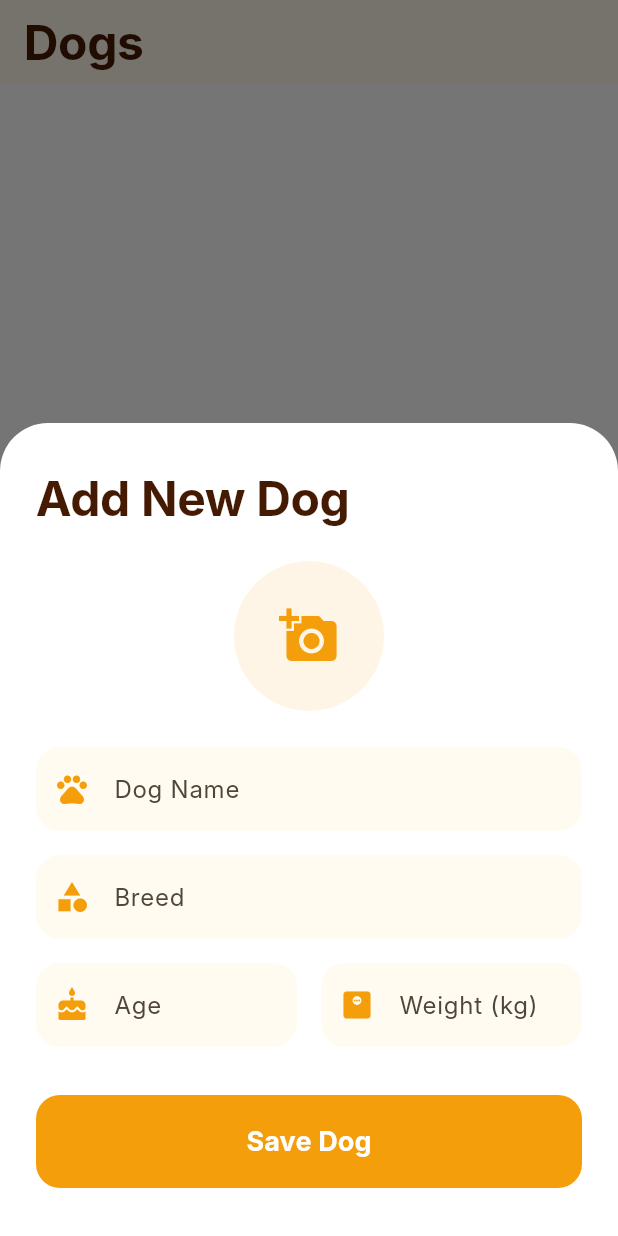
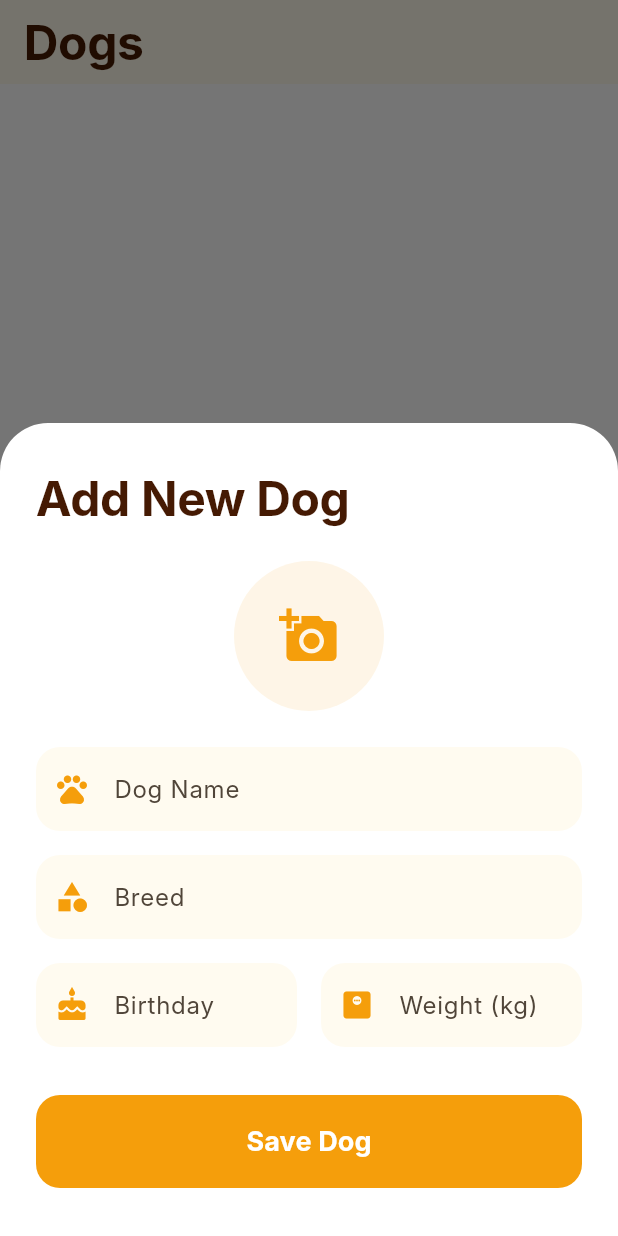
Before and after one commit to FinleyCox/PawTrails, a Flutter app: the screen it shows after launch, item 2 of the bottom bar chosen, after a tap on the "add" icon, on a phone screen of 412 x 824 dp. Run offline on Flutter 3.47's test engine with Material 3 defaults, Android fonts, the phone set to English and light mode, and no system bars; our stand-ins replace flutter_map, image_picker, latlong2, location, shared_preferences; Roboto replaces fonts that are missing (Inter).

Commit message:
add: rate app, birthday of dogs

```diff
--- a/paw_trails/lib/main.dart
+++ b/paw_trails/lib/main.dart
@@ -472,6 +472,7 @@ class _HomeScreenState extends State<HomeScreen> {
                     'Pavement: ${(_convertTemp(weather.floorTemperature, appState.isMetric)).toStringAsFixed(1)}°${appState.isMetric ? 'C' : 'F'} / Air: ${(_convertTemp(weather.temperature, appState.isMetric)).toStringAsFixed(1)}°${appState.isMetric ? 'C' : 'F'}',
                     style: TextStyle(
                       color: isHot ? Colors.red[700] : Colors.green[700],
+                      fontSize: 13,
                     ),
                   ),
                 ],
@@ -601,7 +602,7 @@ class DogsScreen extends StatelessWidget {
                                   ),
                                 ),
                                 Text(
-                                  '${dog.breed} • ${dog.age} years old',
+                                  '${dog.breed} • ${dog.ageString}',
                                   style: TextStyle(color: Colors.grey[600]),
                                 ),
                                 const SizedBox(height: 8),
@@ -628,14 +629,52 @@ class DogsScreen extends StatelessWidget {
                               ],
                             ),
                           ),
-                          IconButton(
+                          PopupMenuButton<String>(
                             icon: const Icon(
-                              Icons.delete_outline,
+                              Icons.more_vert,
                               color: Colors.grey,
                             ),
-                            onPressed: () {
-                              _showDeleteConfirmation(context, appState, dog);
+                            onSelected: (value) {
+                              if (value == 'edit') {
+                                showModalBottomSheet(
+                                  context: context,
+                                  isScrollControlled: true,
+                                  backgroundColor: Colors.transparent,
+                                  builder: (context) => DogFormModal(dog: dog),
+                                );
+                              } else if (value == 'delete') {
+                                _showDeleteConfirmation(context, appState, dog);
+                              }
                             },
+                            itemBuilder: (context) => [
+                              const PopupMenuItem(
+                                value: 'edit',
+                                child: Row(
+                                  children: [
+                                    Icon(Icons.edit, size: 20),
+                                    SizedBox(width: 8),
+                                    Text('Edit profile'),
+                                  ],
+                                ),
+                              ),
+                              const PopupMenuItem(
+                                value: 'delete',
+                                child: Row(
+                                  children: [
+                                    Icon(
+                                      Icons.delete_outline,
+                                      size: 20,
+                                      color: Colors.red,
+                                    ),
+                                    SizedBox(width: 8),
+                                    Text(
+                                      'Delete dog',
+                                      style: TextStyle(color: Colors.red),
+                                    ),
+                                  ],
+                                ),
+                              ),
+                            ],
                           ),
                         ],
                       ),
@@ -686,25 +725,38 @@ class DogsScreen extends StatelessWidget {
       context: context,
       isScrollControlled: true,
       backgroundColor: Colors.transparent,
-      builder: (context) => const AddDogModal(),
+      builder: (context) => const DogFormModal(),
     );
   }
 }
 
-class AddDogModal extends StatefulWidget {
-  const AddDogModal({super.key});
+class DogFormModal extends StatefulWidget {
+  final Dog? dog;
+  const DogFormModal({super.key, this.dog});
 
   @override
-  State<AddDogModal> createState() => _AddDogModalState();
+  State<DogFormModal> createState() => _DogFormModalState();
 }
 
-class _AddDogModalState extends State<AddDogModal> {
+class _DogFormModalState extends State<DogFormModal> {
   final _formKey = GlobalKey<FormState>();
-  final _nameController = TextEditingController();
-  final _breedController = TextEditingController();
-  final _ageController = TextEditingController();
-  final _weightController = TextEditingController();
+  late TextEditingController _nameController;
+  late TextEditingController _breedController;
+  late TextEditingController _weightController;
+  DateTime? _selectedBirthday;
   String? _photoPath;
+
+  @override
+  void initState() {
+    super.initState();
+    _nameController = TextEditingController(text: widget.dog?.name ?? '');
+    _breedController = TextEditingController(text: widget.dog?.breed ?? '');
+    _weightController = TextEditingController(
+      text: widget.dog?.weight.toString() ?? '',
+    );
+    _selectedBirthday = widget.dog?.birthday;
+    _photoPath = widget.dog?.photoPath;
+  }
 
   Future<void> _pickImage() async {
     final picker = ImagePicker();
@@ -712,6 +764,20 @@ class _AddDogModalState extends State<AddDogModal> {
     if (image != null) {
       setState(() {
         _photoPath = image.path;
+      });
+    }
+  }
+
+  Future<void> _selectBirthday() async {
+    final picked = await showDatePicker(
+      context: context,
+      initialDate: _selectedBirthday ?? DateTime.now(),
+      firstDate: DateTime(2000),
+      lastDate: DateTime.now(),
+    );
+    if (picked != null) {
+      setState(() {
+        _selectedBirthday = picked;
       });
     }
   }
@@ -737,7 +803,7 @@ class _AddDogModalState extends State<AddDogModal> {
             crossAxisAlignment: CrossAxisAlignment.start,
             children: [
               Text(
-                'Add New Dog',
+                widget.dog == null ? 'Add New Dog' : 'Edit Dog Profile',
                 style: Theme.of(context).textTheme.displayLarge,
               ),
               const SizedBox(height: 24),
@@ -782,11 +848,22 @@ class _AddDogModalState extends State<AddDogModal> {
               Row(
                 children: [
                   Expanded(
-                    child: TextFormField(
-                      controller: _ageController,
-                      keyboardType: TextInputType.number,
-                      decoration: _inputDecoration('Age', Icons.cake),
-                      validator: (v) => v?.isEmpty ?? true ? 'Required' : null,
+                    child: InkWell(
+                      onTap: _selectBirthday,
+                      child: IgnorePointer(
+                        child: TextFormField(
+                          controller: TextEditingController(
+                            text: _selectedBirthday == null
+                                ? ''
+                                : DateFormat(
+                                    'yyyy/MM/dd',
+                                  ).format(_selectedBirthday!),
+                          ),
+                          decoration: _inputDecoration('Birthday', Icons.cake),
+                          validator: (v) =>
+                              _selectedBirthday == null ? 'Required' : null,
+                        ),
+                      ),
                     ),
                   ),
                   const SizedBox(width: 16),
@@ -810,13 +887,24 @@ class _AddDogModalState extends State<AddDogModal> {
                   onPressed: () {
                     if (_formKey.currentState?.validate() ?? false) {
                       final dog = Dog(
+                        id: widget.dog?.id,
                         name: _nameController.text,
                         breed: _breedController.text,
-                        age: double.tryParse(_ageController.text) ?? 0,
+                        birthday: _selectedBirthday!,
                         weight: double.tryParse(_weightController.text) ?? 0,
                         photoPath: _photoPath,
                       );
-                      Provider.of<AppState>(context, listen: false).addDog(dog);
+                      if (widget.dog == null) {
+                        Provider.of<AppState>(
+                          context,
+                          listen: false,
+                        ).addDog(dog);
+                      } else {
+                        Provider.of<AppState>(
+                          context,
+                          listen: false,
+                        ).updateDog(dog);
+                      }
                       Navigator.pop(context);
                     }
                   },
@@ -829,9 +917,12 @@ class _AddDogModalState extends State<AddDogModal> {
                     ),
                     elevation: 0,
                   ),
-                  child: const Text(
-                    'Save Dog',
-                    style: TextStyle(fontSize: 18, fontWeight: FontWeight.bold),
+                  child: Text(
+                    widget.dog == null ? 'Save Dog' : 'Update Profile',
+                    style: const TextStyle(
+                      fontSize: 18,
+                      fontWeight: FontWeight.bold,
+                    ),
                   ),
                 ),
               ),
@@ -1020,7 +1111,7 @@ class WalksScreen extends StatelessWidget {
                                 orElse: () => Dog(
                                   name: 'Unknown',
                                   breed: '',
-                                  age: 0,
+                                  birthday: DateTime.now(),
                                   weight: 0,
                                 ),
                               );
--- a/paw_trails/lib/models/dog.dart
+++ b/paw_trails/lib/models/dog.dart
@@ -5,7 +5,7 @@ class Dog {
   final String id;
   final String name;
   final String breed;
-  final double age;
+  final DateTime birthday;
   final double weight;
   final String? photoPath;
   final String notes;
@@ -15,19 +15,26 @@ class Dog {
     String? id,
     required this.name,
     required this.breed,
-    required this.age,
+    required this.birthday,
     required this.weight,
     this.photoPath,
     this.notes = '',
     this.favoriteLocations = const [],
   }) : id = id ?? const Uuid().v4();
 
+  String get ageString {
+    final now = DateTime.now();
+    final difference = now.difference(birthday).inDays;
+    final years = difference / 365.25;
+    return '${years.toStringAsFixed(1)} years old';
+  }
+
   Map<String, dynamic> toMap() {
     return {
       'id': id,
       'name': name,
       'breed': breed,
-      'age': age,
+      'birthday': birthday.toIso8601String(),
       'weight': weight,
       'photoPath': photoPath,
       'notes': notes,
@@ -40,7 +47,11 @@ class Dog {
       id: map['id'],
       name: map['name'],
       breed: map['breed'],
-      age: map['age']?.toDouble() ?? 0.0,
+      birthday: map['birthday'] != null
+          ? DateTime.parse(map['birthday'])
+          : DateTime.now().subtract(
+              Duration(days: ((map['age'] ?? 0.0) * 365.25).toInt()),
+            ),
       weight: map['weight']?.toDouble() ?? 0.0,
       photoPath: map['photoPath'],
       notes: map['notes'] ?? '',
--- a/paw_trails/lib/screens/walk_detail_modal.dart
+++ b/paw_trails/lib/screens/walk_detail_modal.dart
@@ -163,8 +163,12 @@ class WalkDetailModal extends StatelessWidget {
                   ...walk.dogIds.map((dogId) {
                     final dog = appState.dogs.firstWhere(
                       (d) => d.id == dogId,
-                      orElse: () =>
-                          Dog(name: 'Unknown', breed: '', age: 0, weight: 0),
+                      orElse: () => Dog(
+                        name: 'Unknown',
+                        breed: '',
+                        birthday: DateTime.now(),
+                        weight: 0,
+                      ),
                     );
                     return ListTile(
                       contentPadding: EdgeInsets.zero,
```
Also changed, not shown: paw_trails/lib/screens/settings_screen.dart (+17 -13 lines).
